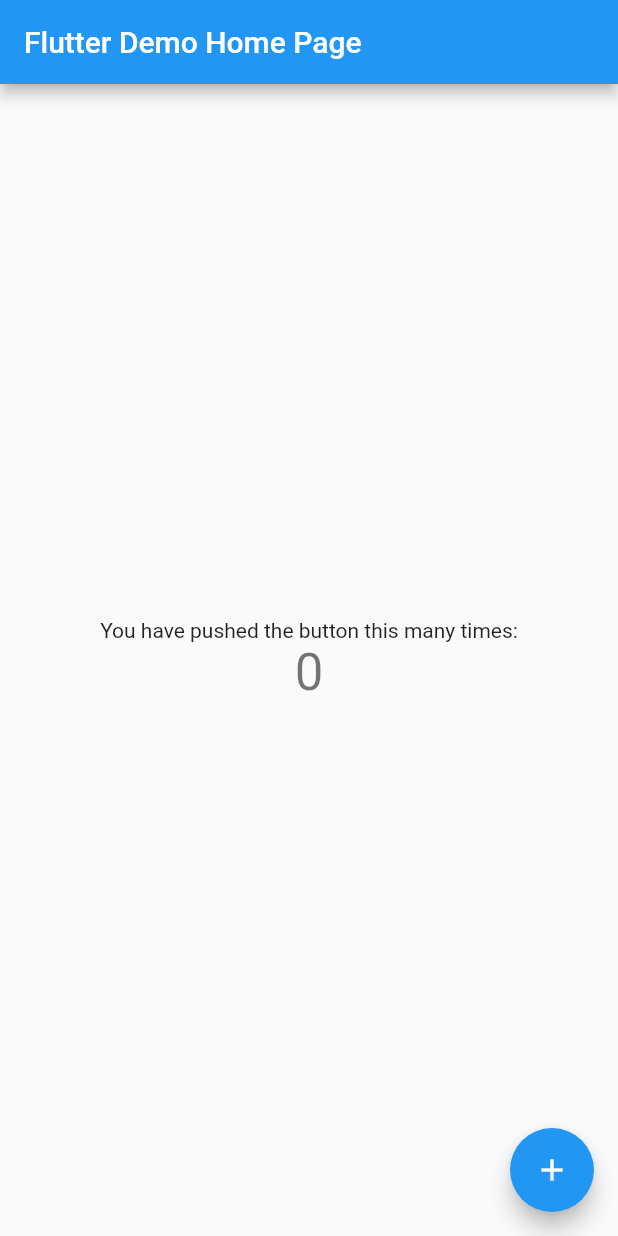
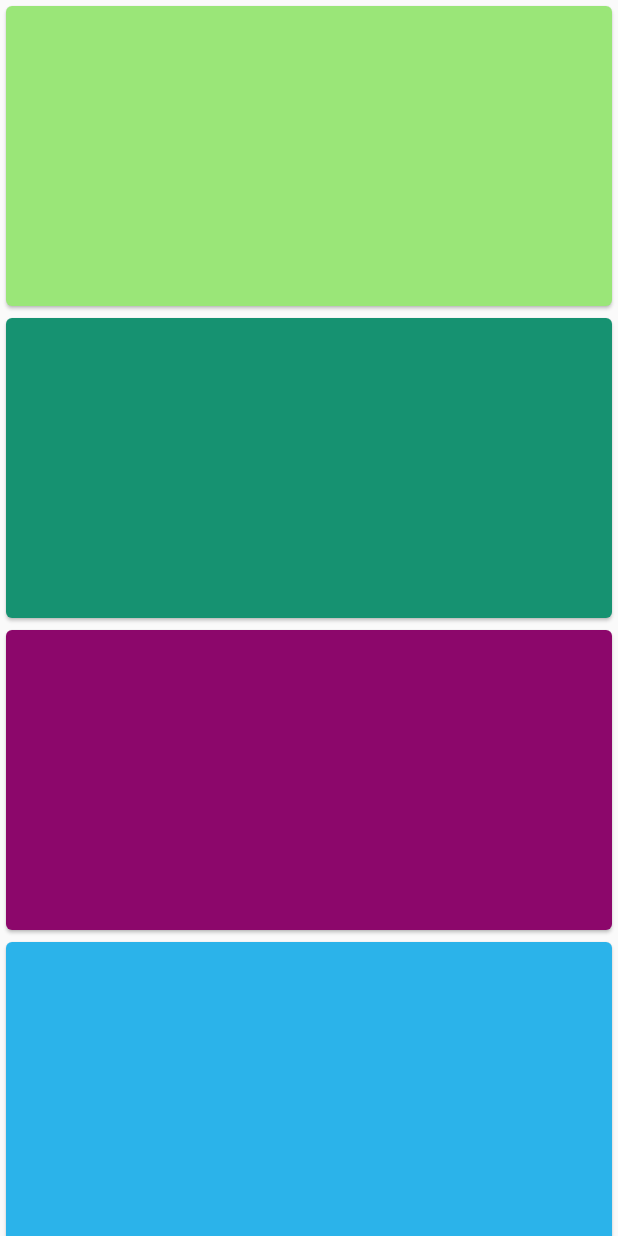
Before and after one commit to Shoili06/bonus-sliver-experiments, a Flutter app: the screen it shows after launch, on a phone screen of 412 x 824 dp. Run offline on Flutter 3.47's test engine with Material 2 defaults, Android fonts, the phone set to English and light mode, and no system bars.

Commit message:
implemented the whole thing

```diff
--- a/lib/main.dart
+++ b/lib/main.dart
@@ -1,111 +1,16 @@
 import 'package:flutter/material.dart';
+import 'package:slivers/src/home_screen.dart';
 
-void main() => runApp(MyApp());
+main(){
+  runApp(MyApp());
+}
 
 class MyApp extends StatelessWidget {
-  // This widget is the root of your application.
   @override
   Widget build(BuildContext context) {
     return MaterialApp(
-      title: 'Flutter Demo',
-      theme: ThemeData(
-        // This is the theme of your application.
-        //
-        // Try running your application with "flutter run". You'll see the
-        // application has a blue toolbar. Then, without quitting the app, try
-        // changing the primarySwatch below to Colors.green and then invoke
-        // "hot reload" (press "r" in the console where you ran "flutter run",
-        // or simply save your changes to "hot reload" in a Flutter IDE).
-        // Notice that the counter didn't reset back to zero; the application
-        // is not restarted.
-        primarySwatch: Colors.blue,
-      ),
-      home: MyHomePage(title: 'Flutter Demo Home Page'),
+      title: "Sliver Experiments",
+      home: HomeScreen(),
     );
   }
 }
-
-class MyHomePage extends StatefulWidget {
-  MyHomePage({Key key, this.title}) : super(key: key);
-
-  // This widget is the home page of your application. It is stateful, meaning
-  // that it has a State object (defined below) that contains fields that affect
-  // how it looks.
-
-  // This class is the configuration for the state. It holds the values (in this
-  // case the title) provided by the parent (in this case the App widget) and
-  // used by the build method of the State. Fields in a Widget subclass are
-  // always marked "final".
-
-  final String title;
-
-  @override
-  _MyHomePageState createState() => _MyHomePageState();
-}
-
-class _MyHomePageState extends State<MyHomePage> {
-  int _counter = 0;
-
-  void _incrementCounter() {
-    setState(() {
-      // This call to setState tells the Flutter framework that something has
-      // changed in this State, which causes it to rerun the build method below
-      // so that the display can reflect the updated values. If we changed
-      // _counter without calling setState(), then the build method would not be
-      // called again, and so nothing would appear to happen.
-      _counter++;
-    });
-  }
-
-  @override
-  Widget build(BuildContext context) {
-    // This method is rerun every time setState is called, for instance as done
-    // by the _incrementCounter method above.
-    //
-    // The Flutter framework has been optimized to make rerunning build methods
-    // fast, so that you can just rebuild anything that needs updating rather
-    // than having to individually change instances of widgets.
-    return Scaffold(
-      appBar: AppBar(
-        // Here we take the value from the MyHomePage object that was created by
-        // the App.build method, and use it to set our appbar title.
-        title: Text(widget.title),
-      ),
-      body: Center(
-        // Center is a layout widget. It takes a single child and positions it
-        // in the middle of the parent.
-        child: Column(
-          // Column is also layout widget. It takes a list of children and
-          // arranges them vertically. By default, it sizes itself to fit its
-          // children horizontally, and tries to be as tall as its parent.
-          //
-          // Invoke "debug painting" (press "p" in the console, choose the
-          // "Toggle Debug Paint" action from the Flutter Inspector in Android
-          // Studio, or the "Toggle Debug Paint" command in Visual Studio Code)
-          // to see the wireframe for each widget.
-          //
-          // Column has various properties to control how it sizes itself and
-          // how it positions its children. Here we use mainAxisAlignment to
-          // center the children vertically; the main axis here is the vertical
-          // axis because Columns are vertical (the cross axis would be
-          // horizontal).
-          mainAxisAlignment: MainAxisAlignment.center,
-          children: <Widget>[
-            Text(
-              'You have pushed the button this many times:',
-            ),
-            Text(
-              '$_counter',
-              style: Theme.of(context).textTheme.display1,
-            ),
-          ],
-        ),
-      ),
-      floatingActionButton: FloatingActionButton(
-        onPressed: _incrementCounter,
-        tooltip: 'Increment',
-        child: Icon(Icons.add),
-      ), // This trailing comma makes auto-formatting nicer for build methods.
-    );
-  }
-}
--- /dev/null
+++ b/lib/src/home_screen.dart
@@ -0,0 +1,46 @@
+import 'dart:math';
+import 'package:flutter/material.dart';
+
+//TODO: 01 Make a StatelessWidget Called HomeScreen
+class HomeScreen extends StatelessWidget {
+  //TODO: 02 Make a Random Color Generator
+  final Random _random = Random(56);
+  Color get randomColor => Color(0xFF000000 + _random.nextInt(0x00FFFFFF));
+
+  //TODO: 03 Make a Colored Card Generator
+  Widget coloredCard(Color color) => Card(
+        color: color,
+        child: SizedBox(
+          height: 200,
+          child: Center(),
+        ),
+      );
+
+  @override
+  Widget build(BuildContext context) {
+    //TODO: 04 Make the Widget return a [CustomScrollView]
+    //    return Container();
+    return Scaffold(
+      body: CustomScrollView(
+        slivers: <Widget>[
+          //TODO: 05 Add a SliverList
+          SliverList(
+            //TODO: 07 Use SliverListBuilder Delegate instead
+////            TODO: 06 Add a List Delegate
+//            delegate: SliverChildListDelegate(<Widget>[
+//              coloredCard(randomColor),
+//              coloredCard(randomColor),
+//              coloredCard(randomColor),
+//            ]),
+            delegate: SliverChildBuilderDelegate(
+              //infinite scrolling until builder returns a [null],
+              (context, position) => coloredCard(randomColor),
+//              //childCount to limit the number of cards
+//              childCount: 3,
+            ),
+          ),
+        ],
+      ),
+    );
+  }
+}
```
